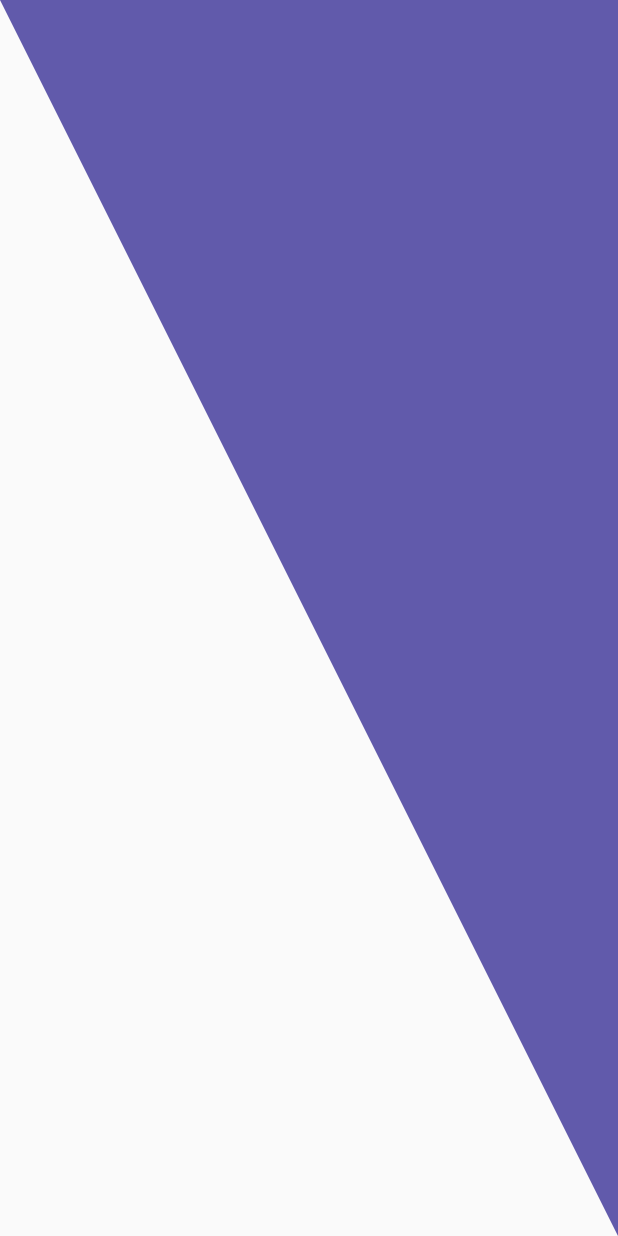
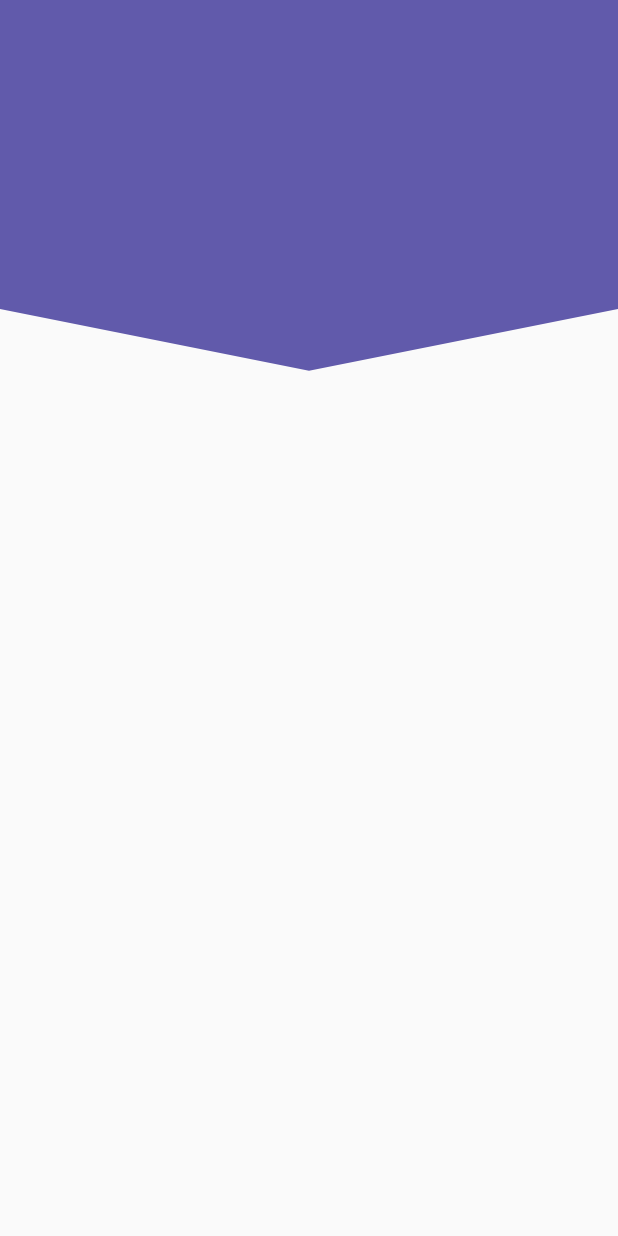
Before and after one commit to FKSAxell/custom_painter, a Flutter app: the screen it shows after launch, on a phone screen of 412 x 824 dp. Run offline on Flutter 3.47's test engine with Material 2 defaults, Android fonts, the phone set to English and light mode, and no system bars.

Commit message:
HeaderPico

```diff
--- a/lib/src/pages/headers_page.dart
+++ b/lib/src/pages/headers_page.dart
@@ -5,7 +5,7 @@ class HeadersPage extends StatelessWidget {
   @override
   Widget build(BuildContext context) {
     return Scaffold(
-      body: HeaderTriangular()
+      body: HeaderPico()
     );
   }
 }
--- a/lib/src/widgets/headers.dart
+++ b/lib/src/widgets/headers.dart
@@ -109,3 +109,48 @@ class _HeaderTriangularPainter extends CustomPainter{
     return true;
   }
 }
+
+
+class HeaderPico extends StatelessWidget {
+  @override
+  Widget build(BuildContext context) {
+    return Container(
+      height: double.infinity,
+      width: double.infinity,
+      child: CustomPaint(
+        painter: _HeaderPicoPainter(),
+      ),
+    );
+  }
+}
+
+class _HeaderPicoPainter extends CustomPainter{
+  @override
+  void paint(Canvas canvas, Size size) {
+
+      final lapiz = Paint();
+
+      // Propiedades
+      lapiz.color       = Color(0xff615AAB);
+      lapiz.style       = PaintingStyle.fill; //.fill rellenar
+      lapiz.strokeWidth = 2;
+
+      final path = new Path();
+
+      //Dibujar con el path y el lapiz
+      path.lineTo(0, size.height*0.25);
+      path.lineTo(size.width*0.5, size.height*0.3);
+      path.lineTo(size.width, size.height*0.25);
+      path.lineTo(size.width, 0);
+      // path.lineTo(0, 0);
+
+      // path.lineTo(0, size.height*0.5);
+      canvas.drawPath(path, lapiz);
+
+    }
+
+    @override
+    bool shouldRepaint(covariant CustomPainter oldDelegate) {
+    return true;
+  }
+}
```
